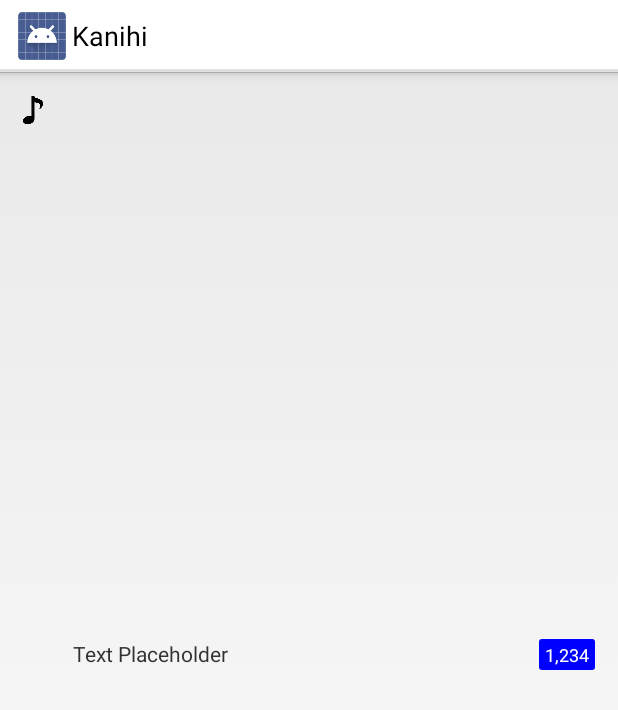
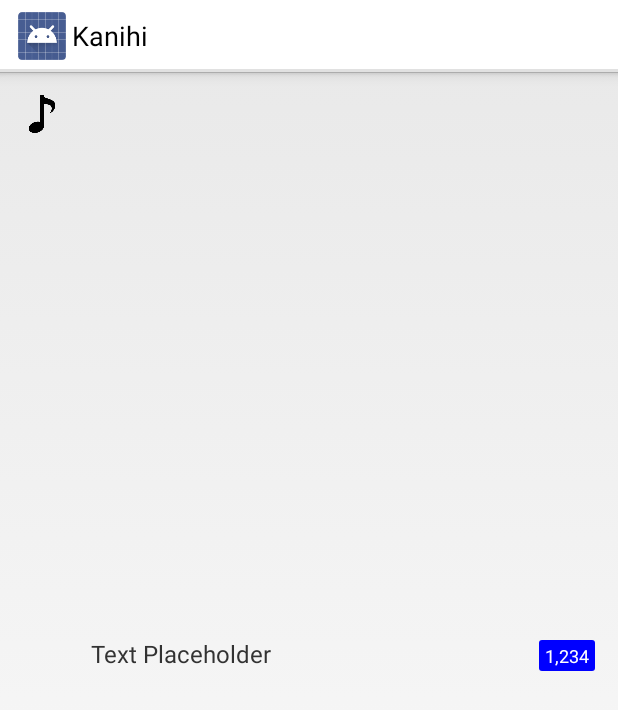
Before and after one commit to cjlucas/kanihi-android, an Android app: the layout main_navigation_row.xml on its own in the app's theme, with its tools: preview values and no code run, on a phone screen of 412 x 824 dp. Shown: the top 710 px of the screen. Run offline under Robolectric (Android 15) with nearby library versions, the phone set to English and light mode, and no system bars.

```diff
--- a/kanihi/src/main/res/layout/main_navigation.xml
+++ b/kanihi/src/main/res/layout/main_navigation.xml
@@ -12,7 +12,7 @@
 
     <ListView
         android:id="@+id/menu_list"
-        android:layout_width="240dp"
+        android:layout_width="fill_parent"
         android:layout_height="wrap_content"
         android:layout_gravity="start"
         android:choiceMode="singleChoice"
--- a/kanihi/src/main/res/layout/main_navigation_row.xml
+++ b/kanihi/src/main/res/layout/main_navigation_row.xml
@@ -12,17 +12,18 @@
     <ImageView
         android:id="@+id/image"
         android:adjustViewBounds="true"
-        android:layout_width="wrap_content"
-        android:layout_height="20dp"
+        android:layout_height="25dp"
+        android:layout_width="25dp"
         android:layout_gravity="left"
-        android:paddingRight="20dp"
         android:src="@drawable/note"/>
 
     <TextView
         android:id="@+id/main"
+        android:paddingLeft="20dp"
         android:layout_width="0dp"
         android:layout_height="fill_parent"
         android:layout_weight="1"
+        android:textSize="16dp"
         android:text="@string/text_placeholder"
         android:gravity="center_vertical"/>
 
```
